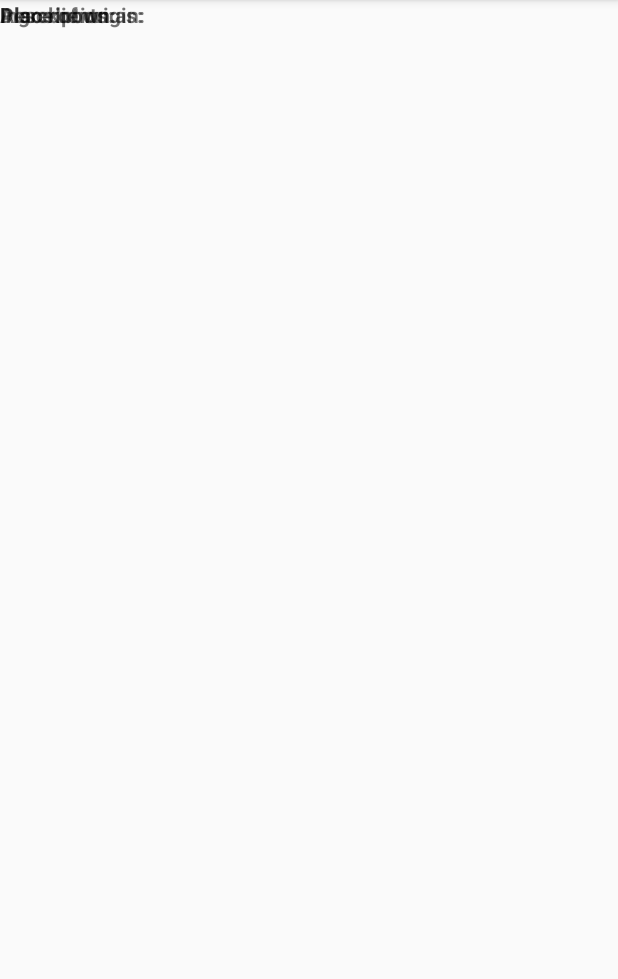
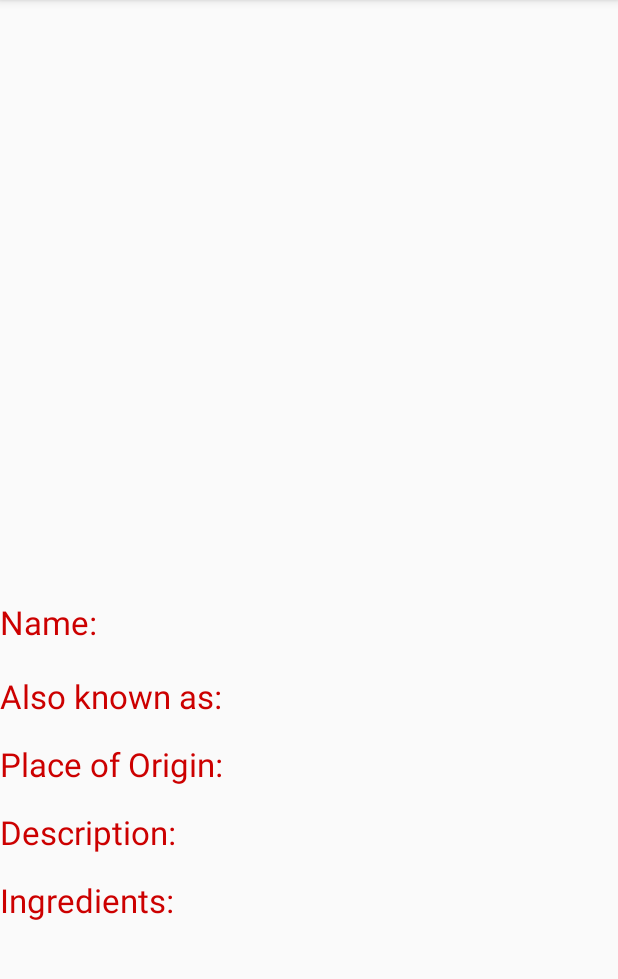
Before and after one commit to SrChip15/android-sandwich-club, an Android app: the DetailActivity screen opened directly, with no data from a screen before it, on a phone screen of 412 x 824 dp, the part 84-1063 px from its top. Run offline under Robolectric (Android 15) with nearby library versions, the phone set to English and light mode, and no system bars; 1 statement that could not run was skipped.

Commit message:
Design new layout for detail screen

```diff
--- a/app/src/main/java/com/udacity/sandwichclub/DetailActivity.java
+++ b/app/src/main/java/com/udacity/sandwichclub/DetailActivity.java
@@ -3,10 +3,8 @@ package com.udacity.sandwichclub;
 import android.content.Intent;
 import android.os.Bundle;
 import android.support.v7.app.AppCompatActivity;
-import android.widget.ImageView;
 import android.widget.Toast;
 
-import com.squareup.picasso.Picasso;
 import com.udacity.sandwichclub.model.Sandwich;
 import com.udacity.sandwichclub.utils.JsonUtils;
 
@@ -20,7 +18,7 @@ public class DetailActivity extends AppCompatActivity {
         super.onCreate(savedInstanceState);
         setContentView(R.layout.activity_detail);
 
-        ImageView ingredientsIv = findViewById(R.id.image_iv);
+        //ImageView ingredientsIv = findViewById(R.id.image_iv);
 
         Intent intent = getIntent();
         if (intent == null) {
@@ -44,9 +42,9 @@ public class DetailActivity extends AppCompatActivity {
         }
 
         populateUI();
-        Picasso.with(this)
+        /*Picasso.with(this)
                 .load(sandwich.getImage())
-                .into(ingredientsIv);
+                .into(ingredientsIv);*/
 
         setTitle(sandwich.getMainName());
     }
--- a/app/src/main/java/com/udacity/sandwichclub/utils/JsonUtils.java
+++ b/app/src/main/java/com/udacity/sandwichclub/utils/JsonUtils.java
@@ -54,6 +54,6 @@ public class JsonUtils {
             Log.e(TAG, "Failed to parse JSON", je);
         }
 
-        return null;
+        return sandwich;
     }
 }
--- a/app/src/main/res/layout/activity_detail.xml
+++ b/app/src/main/res/layout/activity_detail.xml
@@ -1,59 +1,146 @@
 <?xml version="1.0" encoding="utf-8"?>
-<FrameLayout xmlns:android="http://schemas.android.com/apk/res/android"
+<android.support.constraint.ConstraintLayout
+    xmlns:android="http://schemas.android.com/apk/res/android"
+    xmlns:app="http://schemas.android.com/apk/res-auto"
     xmlns:tools="http://schemas.android.com/tools"
     android:layout_width="match_parent"
-    android:layout_height="match_parent"
-    tools:context="com.udacity.sandwichclub.DetailActivity">
+    android:layout_height="match_parent">
 
     <ImageView
-        android:id="@+id/image_iv"
-        android:layout_width="match_parent"
-        android:layout_height="200dp"
-        android:adjustViewBounds="true"
+        android:id="@+id/sandwich_image_view"
+        android:layout_width="0dp"
+        android:layout_height="0dp"
         android:contentDescription="@string/sandwich_picture_content_description"
-        android:scaleType="centerCrop" />
+        android:scaleType="centerCrop"
+        tools:src="@drawable/bladerunner_low_res"
+        app:layout_constraintBottom_toTopOf="@+id/guideline"
+        app:layout_constraintEnd_toEndOf="parent"
+        app:layout_constraintStart_toStartOf="parent"
+        app:layout_constraintTop_toTopOf="parent" />
+
+    <android.support.constraint.Guideline
+        android:id="@+id/guideline"
+        android:layout_width="wrap_content"
+        android:layout_height="wrap_content"
+        android:orientation="horizontal"
+        app:layout_constraintGuide_percent="0.5" />
 
     <TextView
-        android:id="@+id/origin_tv"
+        android:id="@+id/textView"
+        android:layout_width="0dp"
+        android:layout_height="33dp"
+        android:layout_marginTop="16dp"
+        android:text="Name:"
+        android:textAppearance="@style/Base.TextAppearance.AppCompat.Large"
+        android:textColor="@android:color/holo_red_dark"
+        app:layout_constraintEnd_toStartOf="@+id/guideline2"
+        app:layout_constraintHorizontal_bias="0.0"
+        app:layout_constraintStart_toStartOf="parent"
+        app:layout_constraintTop_toTopOf="@+id/guideline" />
+
+    <android.support.constraint.Guideline
+        android:id="@+id/guideline2"
         android:layout_width="wrap_content"
-        android:layout_height="wrap_content" />
+        android:layout_height="wrap_content"
+        android:orientation="vertical"
+        app:layout_constraintGuide_percent="0.43" />
 
     <TextView
-        android:layout_width="wrap_content"
+        android:id="@+id/name_text_view"
+        android:layout_width="0dp"
         android:layout_height="wrap_content"
-        android:text="@string/detail_also_known_as_label"
-        android:textStyle="bold" />
+        android:textAppearance="@style/Base.TextAppearance.AppCompat.Large"
+        app:layout_constraintBaseline_toBaselineOf="@+id/textView"
+        app:layout_constraintEnd_toEndOf="parent"
+        app:layout_constraintStart_toStartOf="@+id/guideline2"
+        tools:text="Name of Sandwich" />
 
     <TextView
-        android:layout_width="wrap_content"
+        android:id="@+id/textView3"
+        android:layout_width="0dp"
         android:layout_height="wrap_content"
-        android:text="@string/detail_ingredients_label"
-        android:textStyle="bold" />
+        android:layout_marginTop="16dp"
+        android:text="Also known as:"
+        android:textAppearance="@style/Base.TextAppearance.AppCompat.Large"
+        android:textColor="@android:color/holo_red_dark"
+        app:layout_constraintEnd_toStartOf="@+id/guideline2"
+        app:layout_constraintHorizontal_bias="0.0"
+        app:layout_constraintStart_toStartOf="parent"
+        app:layout_constraintTop_toBottomOf="@+id/textView" />
 
     <TextView
-        android:layout_width="wrap_content"
+        android:id="@+id/aka_text_view"
+        android:layout_width="0dp"
         android:layout_height="wrap_content"
-        android:text="@string/detail_place_of_origin_label"
-        android:textStyle="bold" />
+        android:textAppearance="@style/Base.TextAppearance.AppCompat.Large"
+        app:layout_constraintBaseline_toBaselineOf="@+id/textView3"
+        app:layout_constraintEnd_toEndOf="parent"
+        app:layout_constraintStart_toEndOf="@+id/textView3"
+        tools:text="Also known as" />
 
     <TextView
-        android:id="@+id/description_tv"
-        android:layout_width="wrap_content"
-        android:layout_height="wrap_content" />
+        android:id="@+id/textView5"
+        android:layout_width="0dp"
+        android:layout_height="wrap_content"
+        android:layout_marginTop="16dp"
+        android:text="Place of Origin:"
+        android:textAppearance="@style/Base.TextAppearance.AppCompat.Large"
+        android:textColor="@android:color/holo_red_dark"
+        app:layout_constraintEnd_toStartOf="@+id/guideline2"
+        app:layout_constraintStart_toStartOf="parent"
+        app:layout_constraintTop_toBottomOf="@+id/textView3" />
 
     <TextView
-        android:id="@+id/ingredients_tv"
-        android:layout_width="wrap_content"
-        android:layout_height="wrap_content" />
+        android:id="@+id/origin_place_text_view"
+        android:layout_width="0dp"
+        android:layout_height="wrap_content"
+        android:textAppearance="@style/Base.TextAppearance.AppCompat.Large"
+        app:layout_constraintBaseline_toBaselineOf="@+id/textView5"
+        app:layout_constraintEnd_toEndOf="parent"
+        app:layout_constraintStart_toStartOf="@+id/guideline2"
+        tools:text="San Francisco" />
 
     <TextView
-        android:id="@+id/also_known_tv"
-        android:layout_width="wrap_content"
-        android:layout_height="wrap_content" />
+        android:id="@+id/textView7"
+        android:layout_width="0dp"
+        android:layout_height="wrap_content"
+        android:layout_marginTop="16dp"
+        android:text="Description:"
+        android:textAppearance="@style/Base.TextAppearance.AppCompat.Large"
+        android:textColor="@android:color/holo_red_dark"
+        app:layout_constraintEnd_toStartOf="@+id/guideline2"
+        app:layout_constraintStart_toStartOf="parent"
+        app:layout_constraintTop_toBottomOf="@+id/textView5" />
 
     <TextView
-        android:layout_width="wrap_content"
+        android:id="@+id/desc_text_view"
+        android:layout_width="0dp"
         android:layout_height="wrap_content"
-        android:text="@string/detail_description_label"
-        android:textStyle="bold" />
-</FrameLayout>
+        android:textAppearance="@style/Base.TextAppearance.AppCompat.Large"
+        app:layout_constraintBaseline_toBaselineOf="@+id/textView7"
+        app:layout_constraintEnd_toEndOf="parent"
+        app:layout_constraintStart_toStartOf="@+id/guideline2"
+        tools:text="Sandwich description" />
+
+    <TextView
+        android:id="@+id/textView9"
+        android:layout_width="0dp"
+        android:layout_height="wrap_content"
+        android:layout_marginTop="16dp"
+        android:text="Ingredients:"
+        android:textAppearance="@style/Base.TextAppearance.AppCompat.Large"
+        android:textColor="@android:color/holo_red_dark"
+        app:layout_constraintEnd_toStartOf="@+id/guideline2"
+        app:layout_constraintStart_toStartOf="parent"
+        app:layout_constraintTop_toBottomOf="@+id/textView7" />
+
+    <TextView
+        android:id="@+id/ingredients_text_view"
+        android:layout_width="0dp"
+        android:layout_height="wrap_content"
+        android:textAppearance="@style/Base.TextAppearance.AppCompat.Large"
+        app:layout_constraintBaseline_toBaselineOf="@+id/textView9"
+        app:layout_constraintEnd_toEndOf="parent"
+        app:layout_constraintStart_toStartOf="@+id/guideline2"
+        tools:text="Ingredients" />
+</android.support.constraint.ConstraintLayout>
--- a/app/src/main/res/values/styles.xml
+++ b/app/src/main/res/values/styles.xml
@@ -1,5 +1,4 @@
 <resources>
-
     <!-- Base application theme. -->
     <style name="AppTheme" parent="Theme.AppCompat.Light.DarkActionBar">
         <!-- Customize your theme here. -->
@@ -7,5 +6,4 @@
         <item name="colorPrimaryDark">@color/colorPrimaryDark</item>
         <item name="colorAccent">@color/colorAccent</item>
     </style>
-
 </resources>
```
